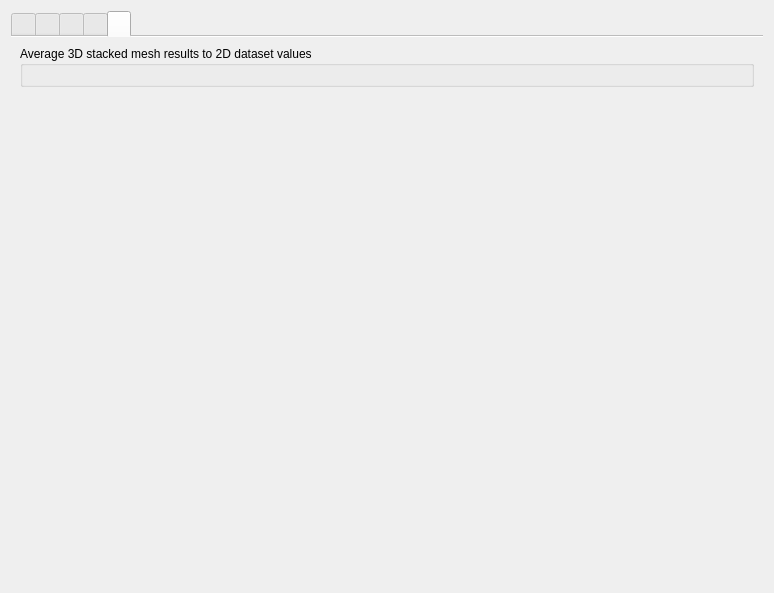
Above: src/ui/mesh/qgsrenderermeshpropswidgetbase.ui from qgis/QGIS before the change. Below: the same form after it.
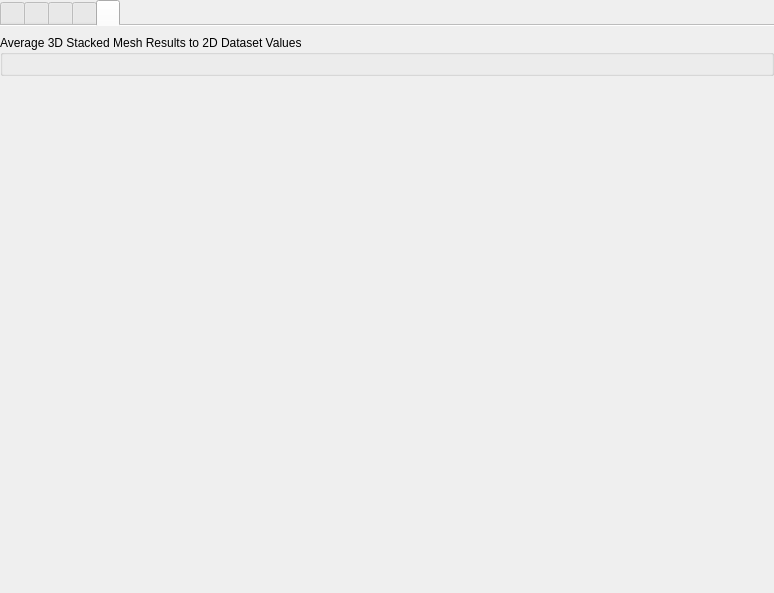
That is the form after the change. The open tabs and pages were chosen to show the change. Icons and pictures are not drawn. Custom widgets are drawn as their Qt base class.

Commit message: [mesh] Standardise capitalization in widgets, standardize padding

Patch:
```diff
--- a/src/ui/mesh/qgsrenderermeshpropswidgetbase.ui
+++ b/src/ui/mesh/qgsrenderermeshpropswidgetbase.ui
@@ -14,6 +14,18 @@
    <string>Form</string>
   </property>
   <layout class="QHBoxLayout" name="horizontalLayout_2">
+   <property name="leftMargin">
+    <number>0</number>
+   </property>
+   <property name="topMargin">
+    <number>0</number>
+   </property>
+   <property name="rightMargin">
+    <number>0</number>
+   </property>
+   <property name="bottomMargin">
+    <number>0</number>
+   </property>
    <item>
     <widget class="QTabWidget" name="mStyleOptionsTab">
      <property name="sizePolicy">
@@ -292,10 +304,19 @@
        <string/>
       </attribute>
       <layout class="QVBoxLayout" name="verticalLayout">
+       <property name="leftMargin">
+        <number>0</number>
+       </property>
+       <property name="rightMargin">
+        <number>0</number>
+       </property>
+       <property name="bottomMargin">
+        <number>0</number>
+       </property>
        <item>
         <widget class="QGroupBox" name="groupBox">
          <property name="title">
-          <string>Average 3D stacked mesh results to 2D dataset values</string>
+          <string>Average 3D Stacked Mesh Results to 2D Dataset Values</string>
          </property>
          <layout class="QVBoxLayout" name="verticalLayout_7">
           <item>
```
Left out of the diff: 36 changed lines with no effect on the pictures. The commit also changes 9 other files.
